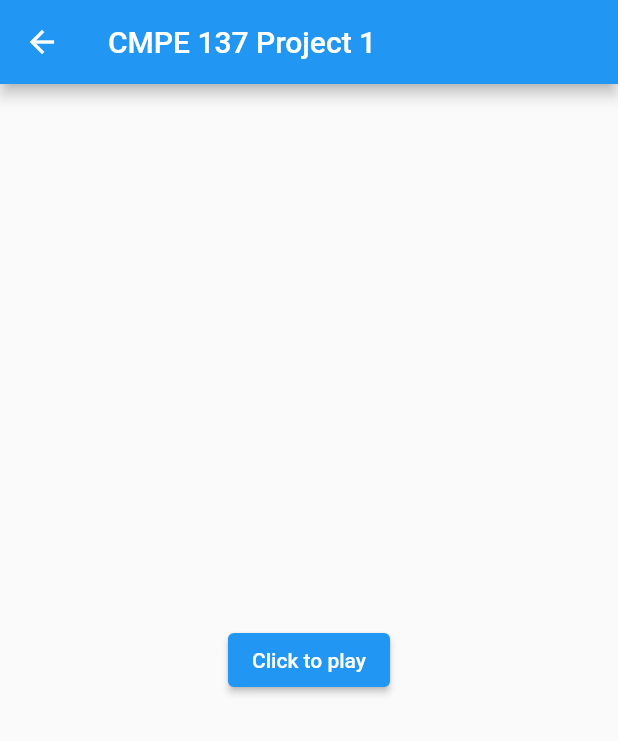
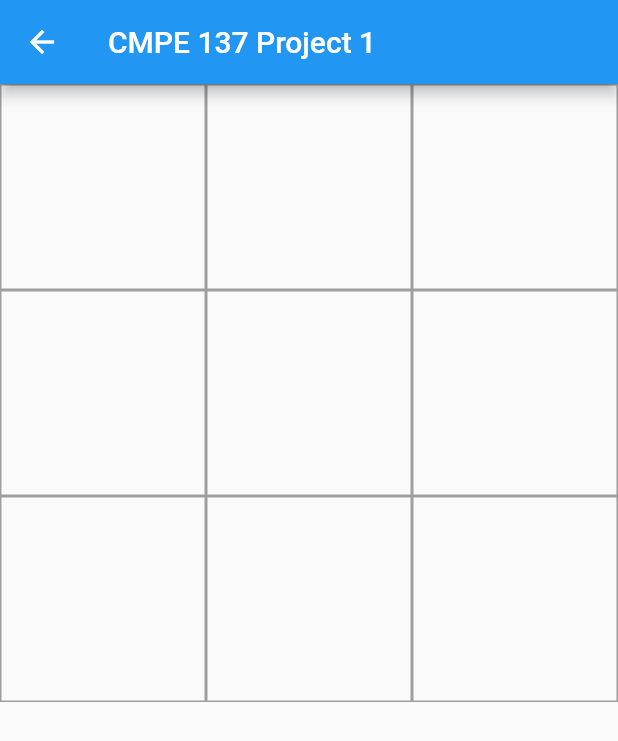
Before and after one commit to hoangmatthew1999/cmpe-137-project, a Flutter app: the MyWidget screen opened directly, on a phone screen of 412 x 824 dp. Shown: the top 741 px of the screen. Run offline on Flutter 3.47's test engine with Material 2 defaults, Android fonts, the phone set to English and light mode, and no system bars.

Commit message:
finished the tic tac toe button pressing

```diff
--- a/lib/main.dart
+++ b/lib/main.dart
@@ -51,16 +51,35 @@ class MyWidget extends StatefulWidget {
 }
 
 class _MyWidgetState extends State<MyWidget> {
+  String x_or_o = "";
+  List<String> x_or_o_Array = ["", "","","","","","","","",];
+
   @override
-  Widget build(BuildContext context) {
-    return Scaffold(appBar: AppBar(
-      title: Text("CMPE 137 Project 1"),
-      ),
-      body: Center(
-        child: ElevatedButton(
-          onPressed: () {},
-          child: Text("Click to play")),
-        ),
-      );;
+  Widget build(BuildContext context)
+  {
+    return Scaffold(appBar: AppBar(title: Text("CMPE 137 Project 1"),),
+      body: GridView.count(
+  // Create a grid with 2 columns. If you change the scrollDirection to
+  // horizontal, this produces 2 rows.
+  crossAxisCount: 3,
+  // Generate 100 widgets that display their index in the List.
+
+  //child: ElevatedButton(onPressed: () {buttonPress_();}, child: Text("Click to add position "));
+  // return Center(child: Text(x_or_o),);
+  children: List.generate(9, (int index) {
+      //
+      return GestureDetector(
+        onTap: () {buttonPress_(index);},
+        child: Container
+        (decoration: BoxDecoration  (border: Border.all(color: Colors.grey)),
+          child: Center( child: Text (x_or_o_Array[index]),
+        )  ),
+      );
+  }),
+),
+      );
   }
+
+  void buttonPress_(int index){ setState (() {x_or_o_Array[index] = "o";} );}
+
 }
```
